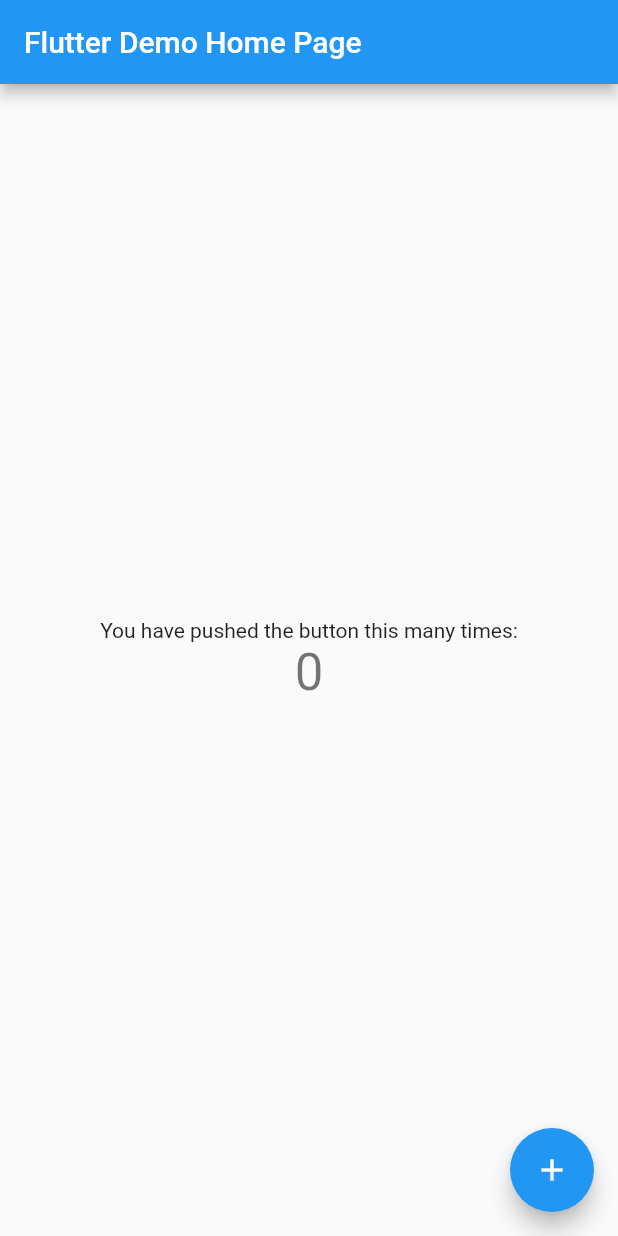
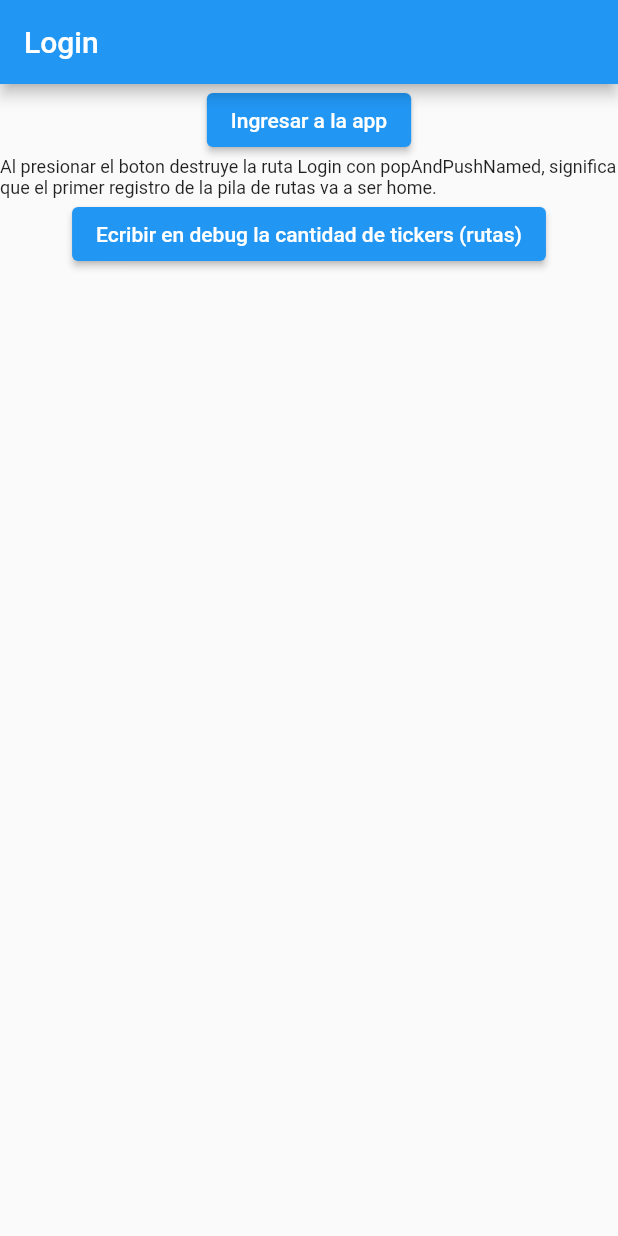
Before and after one commit to fmarindu/flutter_rutas, a Flutter app: the screen it shows after launch, on a phone screen of 412 x 824 dp. Run offline on Flutter 3.47's test engine with Material 2 defaults, Android fonts, the phone set to English and light mode, and no system bars.

Commit message:
Implementación de rutas

```diff
--- a/lib/main.dart
+++ b/lib/main.dart
@@ -1,4 +1,10 @@
 import 'package:flutter/material.dart';
+import 'package:rutas/paginas/pagina_clase.dart';
+import 'package:rutas/paginas/pagina_facultad.dart';
+import 'package:rutas/paginas/pagina_home.dart';
+import 'package:rutas/paginas/pagina_login.dart';
+import 'package:rutas/paginas/pagina_universidad.dart';
+import 'package:rutas/rutas.dart';
 
 void main() {
   runApp(const MyApp());
@@ -7,109 +13,25 @@ void main() {
 class MyApp extends StatelessWidget {
   const MyApp({super.key});
 
-  // This widget is the root of your application.
   @override
   Widget build(BuildContext context) {
     return MaterialApp(
       title: 'Flutter Demo',
       theme: ThemeData(
-        // This is the theme of your application.
-        //
-        // Try running your application with "flutter run". You'll see the
-        // application has a blue toolbar. Then, without quitting the app, try
-        // changing the primarySwatch below to Colors.green and then invoke
-        // "hot reload" (press "r" in the console where you ran "flutter run",
-        // or simply save your changes to "hot reload" in a Flutter IDE).
-        // Notice that the counter didn't reset back to zero; the application
-        // is not restarted.
         primarySwatch: Colors.blue,
       ),
-      home: const MyHomePage(title: 'Flutter Demo Home Page'),
+      initialRoute: rutaLogin,
+      routes: getRoutes(context),
     );
   }
-}
 
-class MyHomePage extends StatefulWidget {
-  const MyHomePage({super.key, required this.title});
-
-  // This widget is the home page of your application. It is stateful, meaning
-  // that it has a State object (defined below) that contains fields that affect
-  // how it looks.
-
-  // This class is the configuration for the state. It holds the values (in this
-  // case the title) provided by the parent (in this case the App widget) and
-  // used by the build method of the State. Fields in a Widget subclass are
-  // always marked "final".
-
-  final String title;
-
-  @override
-  State<MyHomePage> createState() => _MyHomePageState();
-}
-
-class _MyHomePageState extends State<MyHomePage> {
-  int _counter = 0;
-
-  void _incrementCounter() {
-    setState(() {
-      // This call to setState tells the Flutter framework that something has
-      // changed in this State, which causes it to rerun the build method below
-      // so that the display can reflect the updated values. If we changed
-      // _counter without calling setState(), then the build method would not be
-      // called again, and so nothing would appear to happen.
-      _counter++;
-    });
-  }
-
-  @override
-  Widget build(BuildContext context) {
-    // This method is rerun every time setState is called, for instance as done
-    // by the _incrementCounter method above.
-    //
-    // The Flutter framework has been optimized to make rerunning build methods
-    // fast, so that you can just rebuild anything that needs updating rather
-    // than having to individually change instances of widgets.
-    return Scaffold(
-      appBar: AppBar(
-        // Here we take the value from the MyHomePage object that was created by
-        // the App.build method, and use it to set our appbar title.
-        title: Text(widget.title),
-      ),
-      body: Center(
-        // Center is a layout widget. It takes a single child and positions it
-        // in the middle of the parent.
-        child: Column(
-          // Column is also a layout widget. It takes a list of children and
-          // arranges them vertically. By default, it sizes itself to fit its
-          // children horizontally, and tries to be as tall as its parent.
-          //
-          // Invoke "debug painting" (press "p" in the console, choose the
-          // "Toggle Debug Paint" action from the Flutter Inspector in Android
-          // Studio, or the "Toggle Debug Paint" command in Visual Studio Code)
-          // to see the wireframe for each widget.
-          //
-          // Column has various properties to control how it sizes itself and
-          // how it positions its children. Here we use mainAxisAlignment to
-          // center the children vertically; the main axis here is the vertical
-          // axis because Columns are vertical (the cross axis would be
-          // horizontal).
-          mainAxisAlignment: MainAxisAlignment.center,
-          children: <Widget>[
-            const Text(
-              'You have pushed the button this many times:',
-            ),
-            Text(
-              '$_counter',
-              style: Theme.of(context).textTheme.headlineMedium,
-            ),
-          ],
-        ),
-      ),
-      floatingActionButton: FloatingActionButton(
-        onPressed: _incrementCounter,
-        tooltip: 'Increment',
-        child: const Icon(Icons.add),
-      ), // This trailing comma makes auto-formatting nicer for build methods.
-    );
+  static getRoutes(context) {
+    return <String, WidgetBuilder>{
+      rutaLogin: (context) => const PaginaLogin(),
+      rutaHome: (context) => const PaginaHome(),
+      rutaUniversidad: (context) => const PaginaUniversidad(),
+      rutaFacultad: (context) => const PaginaFacultad(),
+      rutaClase: (context) => const PaginaClase(),
+    };
   }
 }
--- /dev/null
+++ b/lib/paginas/pagina_login.dart
@@ -0,0 +1,39 @@
+import 'package:flutter/material.dart';
+import 'package:rutas/rutas.dart';
+
+class PaginaLogin extends StatefulWidget {
+  const PaginaLogin({super.key});
+
+  @override
+  State<PaginaLogin> createState() => _PaginaLoginState();
+}
+
+class _PaginaLoginState extends State<PaginaLogin> {
+  @override
+  Widget build(BuildContext context) {
+
+    return Scaffold(
+      appBar: AppBar(
+        title: const Text('Login'),
+      ),
+      body: Column(
+        children: [
+          ElevatedButton(
+              onPressed: () {
+                Navigator.of(context).popAndPushNamed(rutaHome);
+              },
+              child: const Text("Ingresar a la app")),
+          const Text('Al presionar el boton destruye la ruta Login con popAndPushNamed, significa que el primer registro de la pila de rutas va a ser home.', style: TextStyle(
+            fontSize: 12
+          )),
+          ElevatedButton(
+              onPressed: () {
+                NavigatorState navigatorState = Navigator.of(context);
+                debugPrint(navigatorState.toString());
+              },
+              child: const Text(textoBotonDebug)),
+        ],
+      ),
+    );
+  }
+}
--- /dev/null
+++ b/lib/rutas.dart
@@ -0,0 +1,15 @@
+const rutaLogin = '/';
+const rutaHome = '/home';
+const rutaUniversidad = '/universidad';
+const rutaFacultad = '/facultad';
+const rutaClase = '/clase';
+
+///Funciona de igual forma si tiene rutas con indicacion de navegabiliad, debido a que solo requiere una referencia.
+/* const rutaLogin =         '/';
+const rutaHome =          '/home';
+const rutaUniversidad =   '/home/universidad';
+const rutaFacultad =      '/home/universidad/facultad';
+const rutaClase =         '/home/universidad/facultad/clase';
+ */
+
+const textoBotonDebug = "Ecribir en debug la cantidad de tickers (rutas)";
```
Also changed, not shown: lib/paginas/pagina_clase.dart (added, +38 -0 lines), lib/paginas/pagina_facultad.dart (added, +39 -0 lines), lib/paginas/pagina_home.dart (added, +48 -0 lines), lib/paginas/pagina_universidad.dart (added, +38 -0 lines), 2 other files.
